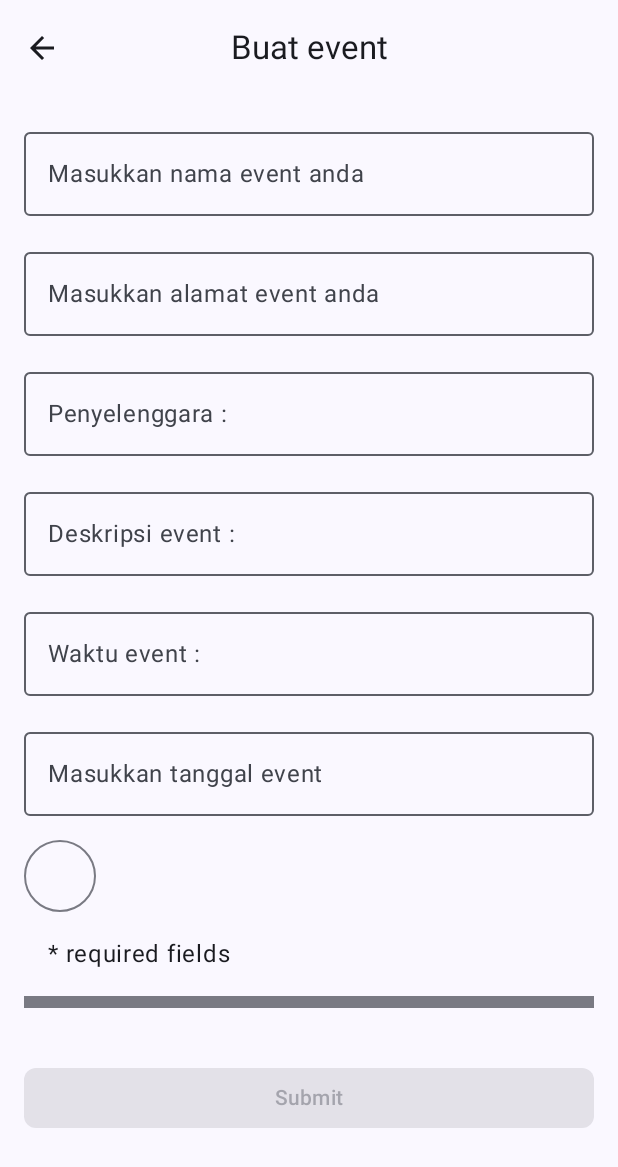
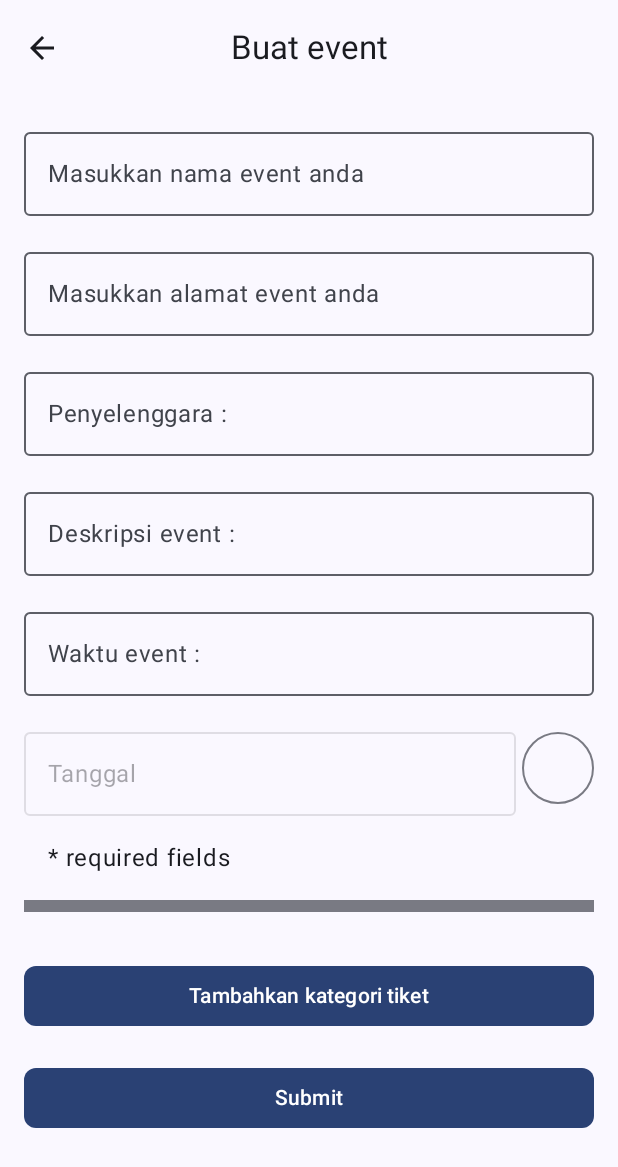
Before and after one commit to Alifnurrachman25/Konsercb, an Android app built with Jetpack Compose: the screen it shows after launch (MainActivity), after a tap on "Tambah Siswa", on a phone screen of 412 x 824 dp. Shown: the top 1167 px of the screen. Run offline under Robolectric (Android 15) with nearby library versions, the phone set to English and light mode, and no system bars; our stand-ins replace Room's generated code; libraries missing offline, so code that uses them is left out: androidx.databinding.adapters.

Commit message:
progres 1

```diff
--- a/app/build.gradle.kts
+++ b/app/build.gradle.kts
@@ -60,6 +60,7 @@ dependencies {
     implementation("androidx.compose.ui:ui-graphics")
     implementation("androidx.compose.ui:ui-tooling-preview")
     implementation("androidx.compose.material3:material3")
+    implementation("androidx.databinding:adapters:3.2.0-alpha11")
     testImplementation("junit:junit:4.13.2")
     androidTestImplementation("androidx.test.ext:junit:1.1.5")
     androidTestImplementation("androidx.test.espresso:espresso-core:3.5.1")
@@ -73,6 +74,9 @@ dependencies {
     implementation("androidx.navigation:navigation-compose:2.7.5")
     implementation("androidx.compose.material3:material3:1.1.0-alpha08")
 
+    implementation ("com.google.code.gson:gson:2.8.9")
+
+
 
     //Room
     implementation("androidx.room:room-runtime:${rootProject.extra["room_version"]}")
--- a/app/src/main/java/com/example/konsercb/database/DatabaseEvent.kt
+++ b/app/src/main/java/com/example/konsercb/database/DatabaseEvent.kt
@@ -1,25 +1,37 @@
 package com.example.konsercb.database
 
 import android.content.Context
+import androidx.databinding.adapters.Converters
 import androidx.room.Database
 import androidx.room.Room
 import androidx.room.RoomDatabase
+import androidx.room.TypeConverters
+import androidx.room.migration.Migration
+import androidx.sqlite.db.SupportSQLiteDatabase
 
 @Database(entities = [Event::class], version = 1, exportSchema = false)
 abstract class DatabaseEvent : RoomDatabase() {
-    abstract fun EventDAO() : EventDAO
+
+    abstract fun EventDAO(): EventDAO
 
     companion object {
         @Volatile
-        private var Instance: DatabaseEvent? = null
+        private var instance: DatabaseEvent? = null
 
         fun getDatabase(context: Context): DatabaseEvent {
-            return (Instance?: synchronized(this){
-                Room.databaseBuilder(context,
-                    DatabaseEvent::class.java,
-                    "event_database")
-                    .build().also { Instance=it }
-            })
+            return instance ?: synchronized(this) {
+                instance ?: buildDatabase(context).also { instance = it }
+            }
+        }
+
+        private fun buildDatabase(context: Context): DatabaseEvent {
+            return Room.databaseBuilder(
+                context.applicationContext,
+                DatabaseEvent::class.java,
+                "event_database"
+            )
+                .fallbackToDestructiveMigration()
+                .build()
         }
     }
 }
--- a/app/src/main/java/com/example/konsercb/database/Event.kt
+++ b/app/src/main/java/com/example/konsercb/database/Event.kt
@@ -2,6 +2,7 @@ package com.example.konsercb.database
 
 import androidx.room.Entity
 import androidx.room.PrimaryKey
+import com.example.konsercb.model.TicketCategory
 
 @Entity(tableName = "tblEvent")
 data class Event(
@@ -13,4 +14,6 @@ data class Event(
     val deskripsievent : String,
     val waktuevent : String,
     val tanggalevent :  String,
+    val category : String,
+    val harga : String
 )
--- a/app/src/main/java/com/example/konsercb/ui/HalamanEntryEvent.kt
+++ b/app/src/main/java/com/example/konsercb/ui/HalamanEntryEvent.kt
@@ -4,9 +4,11 @@ import android.app.DatePickerDialog
 import android.os.Build
 import android.widget.DatePicker
 import androidx.annotation.RequiresApi
+import androidx.compose.foundation.background
 import androidx.compose.foundation.layout.Arrangement
 import androidx.compose.foundation.layout.Column
 import androidx.compose.foundation.layout.PaddingValues
+import androidx.compose.foundation.layout.Row
 import androidx.compose.foundation.layout.fillMaxWidth
 import androidx.compose.foundation.layout.padding
 import androidx.compose.foundation.layout.size
@@ -29,13 +31,21 @@ import androidx.compose.runtime.getValue
 import androidx.compose.runtime.mutableStateOf
 import androidx.compose.runtime.remember
 import androidx.compose.runtime.rememberCoroutineScope
+import androidx.compose.runtime.rememberUpdatedState
 import androidx.compose.runtime.setValue
+import androidx.compose.ui.Alignment
 import androidx.compose.ui.Modifier
+import androidx.compose.ui.graphics.Color
 import androidx.compose.ui.input.nestedscroll.nestedScroll
 import androidx.compose.ui.platform.LocalContext
 import androidx.compose.ui.res.dimensionResource
 import androidx.compose.ui.res.painterResource
 import androidx.compose.ui.res.stringResource
+import androidx.compose.ui.text.SpanStyle
+import androidx.compose.ui.text.buildAnnotatedString
+import androidx.compose.ui.text.font.FontWeight
+import androidx.compose.ui.text.input.VisualTransformation
+import androidx.compose.ui.text.withStyle
 import androidx.compose.ui.unit.dp
 import androidx.core.content.ContentProviderCompat.requireContext
 import com.example.konsercb.R
@@ -44,7 +54,10 @@ import com.example.konsercb.model.PenyediaViewModel
 import com.example.konsercb.navigasi.DestinasiNavigasi
 import androidx.lifecycle.viewmodel.compose.viewModel
 import com.example.konsercb.model.DetailEvent
+import com.example.konsercb.model.TicketCategory
 import com.example.konsercb.model.UIStateEvent
+import com.example.konsercb.model.addTicketCategory
+import com.example.konsercb.model.updateTicketCategory
 import com.example.konsercb.navigasi.EventTopAppBar
 import kotlinx.coroutines.launch
 import java.util.Calendar
@@ -101,6 +114,7 @@ fun EntryEventBody(
     onSaveClick: () -> Unit,
     modifier: Modifier
 ) {
+
     Column(
         verticalArrangement = Arrangement.spacedBy(dimensionResource(id = R.dimen.padding_large)),
         modifier = modifier.padding(dimensionResource(id = R.dimen.padding_medium))
@@ -112,7 +126,7 @@ fun EntryEventBody(
         )
         Button(
             onClick = onSaveClick,
-            enabled = uiStateEvent.isEntryValid,
+            enabled = true,
             shape = MaterialTheme.shapes.small,
             modifier = Modifier.fillMaxWidth()
         ) {
@@ -125,139 +139,212 @@ fun EntryEventBody(
 @Composable
 fun FormInputEvent(
     detailEvent: DetailEvent,
-    onValueChange: (DetailEvent) -> Unit = {},
+    onValueChange: (DetailEvent) -> Unit,
     enabled: Boolean = true,
     modifier: Modifier
-){
-
+) {
     Column(
         modifier = modifier,
         verticalArrangement = Arrangement.spacedBy(dimensionResource(id = R.dimen.padding_medium))
     ) {
-        OutlinedTextField(value = detailEvent.namaevent,
-            onValueChange = {onValueChange(detailEvent.copy(namaevent = it))},
-            label = { Text(stringResource(id = R.string.namaeventreq))},
+        val namaeventState = remember { mutableStateOf(detailEvent.namaevent) }
+        OutlinedTextField(
+            value = namaeventState.value,
+            onValueChange = {
+                namaeventState.value = it
+                onValueChange(detailEvent.copy(namaevent = it))
+            },
+            label = { Text(stringResource(id = R.string.namaeventreq)) },
             modifier = Modifier.fillMaxWidth(),
             enabled = enabled,
             singleLine = true
         )
-        OutlinedTextField(value = detailEvent.alamatevent,
-            onValueChange = {onValueChange(detailEvent.copy(alamatevent = it))},
-            label = { Text(stringResource(id = R.string.alamatreq))},
+
+        val alamateventState = remember { mutableStateOf(detailEvent.alamatevent) }
+        OutlinedTextField(
+            value = alamateventState.value,
+            onValueChange = {
+                alamateventState.value = it
+                onValueChange(detailEvent.copy(alamatevent = it))
+            },
+            label = { Text(stringResource(id = R.string.alamatreq)) },
             modifier = Modifier.fillMaxWidth(),
             enabled = enabled,
             singleLine = true
         )
-        OutlinedTextField(value = detailEvent.penyelenggaraevent,
-            onValueChange = {onValueChange(detailEvent.copy(penyelenggaraevent = it))},
-            label = { Text(stringResource(id = R.string.penyelenggarareq))},
+
+        val penyelenggaraeventState = remember { mutableStateOf(detailEvent.penyelenggaraevent) }
+        OutlinedTextField(
+            value = penyelenggaraeventState.value,
+            onValueChange = {
+                penyelenggaraeventState.value = it
+                onValueChange(detailEvent.copy(penyelenggaraevent = it))
+            },
+            label = { Text(stringResource(id = R.string.penyelenggarareq)) },
             modifier = Modifier.fillMaxWidth(),
             enabled = enabled,
             singleLine = true
         )
-        OutlinedTextField(value = detailEvent.deskripsievent,
-            onValueChange = {onValueChange(detailEvent.copy(deskripsievent = it))},
-            label = { Text(stringResource(id = R.string.deskripsieventreq))},
+
+        val deskripsieventState = remember { mutableStateOf(detailEvent.deskripsievent) }
+        OutlinedTextField(
+            value = deskripsieventState.value,
+            onValueChange = {
+                deskripsieventState.value = it
+                onValueChange(detailEvent.copy(deskripsievent = it))
+            },
+            label = { Text(stringResource(id = R.string.deskripsieventreq)) },
             modifier = Modifier.fillMaxWidth(),
             enabled = enabled,
             singleLine = true
         )
-        OutlinedTextField(value = detailEvent.waktuevent,
-            onValueChange = {onValueChange(detailEvent.copy(waktuevent = it))},
-            label = { Text(stringResource(id = R.string.waktueventreq))},
+
+        val waktueventState = remember { mutableStateOf(detailEvent.waktuevent) }
+        OutlinedTextField(
+            value = waktueventState.value,
+            onValueChange = {
+                waktueventState.value = it
+                onValueChange(detailEvent.copy(waktuevent = it))
+            },
+            label = { Text(stringResource(id = R.string.waktueventreq)) },
             modifier = Modifier.fillMaxWidth(),
             enabled = enabled,
             singleLine = true
         )
-        OutlinedTextField(
-            value = detailEvent.tanggalevent,
-            onValueChange = { onValueChange(detailEvent.copy(tanggalevent = it)) },
-            label = { Text(stringResource(id = R.string.tanggaleventreq)) },
-            modifier = Modifier.fillMaxWidth(),
-            enabled = enabled,
-            singleLine = true,
-        )
 
         // Custom Date Picker Button
-        DatePicker { selectedDate ->
+        DatePicker(onDateSelected = { selectedDate ->
             onValueChange(detailEvent.copy(tanggalevent = selectedDate))
-        }
-        if (enabled){
-            Text(stringResource(id = R.string.required_field),
+        }, detailEvent = detailEvent)
+
+        if (enabled) {
+            Text(
+                stringResource(id = R.string.required_field),
                 modifier = Modifier.padding(start = dimensionResource(id = R.dimen.padding_medium))
             )
         }
+
         Divider(
             thickness = dimensionResource(id = R.dimen.padding_small),
             modifier = Modifier.padding(bottom = dimensionResource(id = R.dimen.padding_medium))
         )
-    }
-}
 
-@RequiresApi(Build.VERSION_CODES.O)
-@Composable
-fun DateButton(onDateSelected: (String) -> Unit) {
-    val context = LocalContext.current
-    val calendar = remember { Calendar.getInstance() }
-    var showDialog by remember { mutableStateOf(false) }
+        Button(
+            onClick = {
+                onValueChange(detailEvent.addTicketCategory())
+            },
+            enabled = enabled,
+            shape = MaterialTheme.shapes.small,
+            modifier = Modifier.fillMaxWidth()
+        ) {
+            Text(stringResource(id = R.string.btn_tambah_kategori))
+        }
 
-    OutlinedButton(
-        onClick = { showDialog = true },
-        modifier = Modifier.size(48.dp),
-    ) {
-        Icon(
-            painter = painterResource(id = R.drawable.ic_date),
-            contentDescription = null,
-            modifier = Modifier.size(24.dp)
-        )
-    }
-
-    LaunchedEffect(showDialog) {
-        if (showDialog) {
-            val datePickerDialog = DatePickerDialog(
-                context,
-                { _, year, month, day ->
-                    val selectedDate = "$day/$month/$year"
-                    onDateSelected(selectedDate)
+        // Menampilkan kategori tiket yang sudah ditambahkan
+        detailEvent.ticketCategories.forEachIndexed { index, ticketCategory ->
+            TicketCategoryInput(
+                ticketCategory = ticketCategory,
+                onValueChange = { updatedCategory ->
+                    onValueChange(detailEvent.updateTicketCategory(index, updatedCategory))
                 },
-                calendar.get(Calendar.YEAR),
-                calendar.get(Calendar.MONTH),
-                calendar.get(Calendar.DAY_OF_MONTH)
+                modifier = Modifier.fillMaxWidth()
             )
-
-            datePickerDialog.show()
         }
     }
 }
 
-@RequiresApi(Build.VERSION_CODES.O)
+
+
+
 @Composable
-fun DatePicker(onDateSelected: (String) -> Unit) {
+fun DatePicker(
+    onDateSelected: (String) -> Unit,
+    detailEvent: DetailEvent,
+    modifier: Modifier = Modifier
+) {
     val context = LocalContext.current
 
     val calendar = remember { Calendar.getInstance() }
-    val date = remember { mutableStateOf("") }
+    val date = remember { mutableStateOf(detailEvent.tanggalevent) }
+
+    LaunchedEffect(detailEvent.tanggalevent) {
+        date.value = detailEvent.tanggalevent
+    }
 
     val datePickerDialog = remember {
         DatePickerDialog(
             context,
             { _, year, month, day ->
-                date.value = "$day/$month/$year"
-                onDateSelected(date.value)
+                val selectedDate = "$day/${month + 1}/$year"
+                date.value = selectedDate
+                onDateSelected(selectedDate)
             },
             calendar.get(Calendar.YEAR),
             calendar.get(Calendar.MONTH),
             calendar.get(Calendar.DAY_OF_MONTH)
         )
     }
-    OutlinedButton(
-        onClick = { datePickerDialog.show() },
-        modifier = Modifier.size(48.dp),
+
+    Row(
+        modifier = modifier,
+        verticalAlignment = Alignment.CenterVertically,
+        horizontalArrangement = Arrangement.spacedBy(4.dp)
     ) {
-        Icon(
-            painter = painterResource(id = R.drawable.ic_date),
-            contentDescription = null,
-            modifier = Modifier.size(24.dp)
+        OutlinedTextField(
+            value = date.value,
+            onValueChange = {},
+            label = { Text("Tanggal") },
+            singleLine = true,
+            modifier = Modifier.weight(1f),
+            enabled = false, // Disabled to make it look like static text
+        )
+
+        OutlinedButton(
+            onClick = { datePickerDialog.show() },
+            modifier = Modifier.size(48.dp),
+        ) {
+            Row(
+                verticalAlignment = Alignment.CenterVertically,
+                horizontalArrangement = Arrangement.spacedBy(4.dp)
+            ) {
+                Icon(
+                    painter = painterResource(id = R.drawable.ic_date),
+                    contentDescription = null,
+                    modifier = Modifier.size(12.dp).background(Color.Black)
+                )
+                Text("Select Date")
+            }
+        }
+    }
+}
+
+
+
+@Composable
+fun TicketCategoryInput(
+    ticketCategory: TicketCategory,
+    onValueChange: (TicketCategory) -> Unit,
+    modifier: Modifier
+) {
+    Row(
+        modifier = modifier,
+        verticalAlignment = Alignment.CenterVertically,
+        horizontalArrangement = Arrangement.spacedBy(dimensionResource(id = R.dimen.padding_medium))
+    ) {
+        OutlinedTextField(
+            value = ticketCategory.category,
+            onValueChange = { onValueChange(ticketCategory.copy(category = it)) },
+            label = { Text("Category") },
+            modifier = Modifier.weight(1f),
+            singleLine = true
+        )
+
+        OutlinedTextField(
+            value = ticketCategory.price,
+            onValueChange = { onValueChange(ticketCategory.copy(price = it)) },
+            label = { Text("Harga") },
+            modifier = Modifier.weight(1f),
+            singleLine = true
         )
     }
 }
--- a/app/src/main/res/values/strings.xml
+++ b/app/src/main/res/values/strings.xml
@@ -28,5 +28,7 @@
     <string name="attention">Perhatian</string>
     <string name="tanya">Apakah anda yakin menghapus ini ?</string>
     <string name="buatcommit">buatcommit</string>
+    <string name="btn_tambah_kategori">Tambahkan kategori tiket</string>
+    <string name="order_tickets">Pesan tiket</string>
 
 </resources>
```
Also changed, not shown: app/src/main/java/com/example/konsercb/model/EntryEventViewModel.kt (+48 -8 lines), app/src/main/java/com/example/konsercb/model/PenyediaViewModel.kt (+5 -6 lines), app/src/main/java/com/example/konsercb/ui/HalamanDetailEvent.kt (+31 -1 lines), app/src/main/res/drawable/ic_date.png, app/src/main/res/drawable/ic_delete.png (added).
